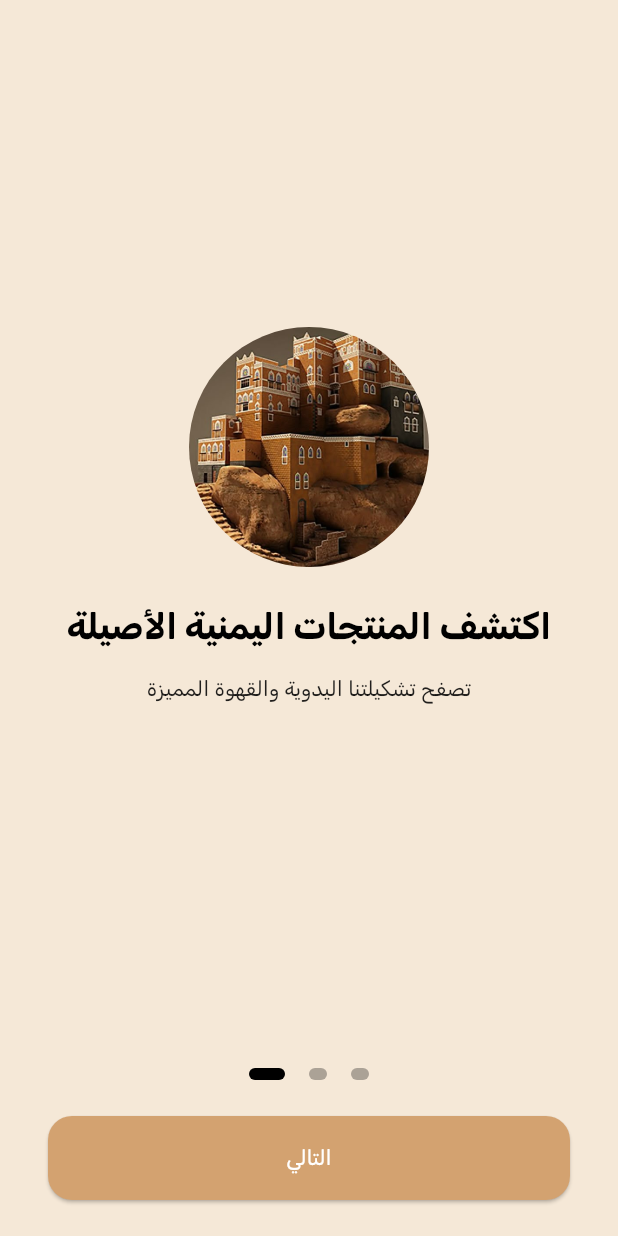
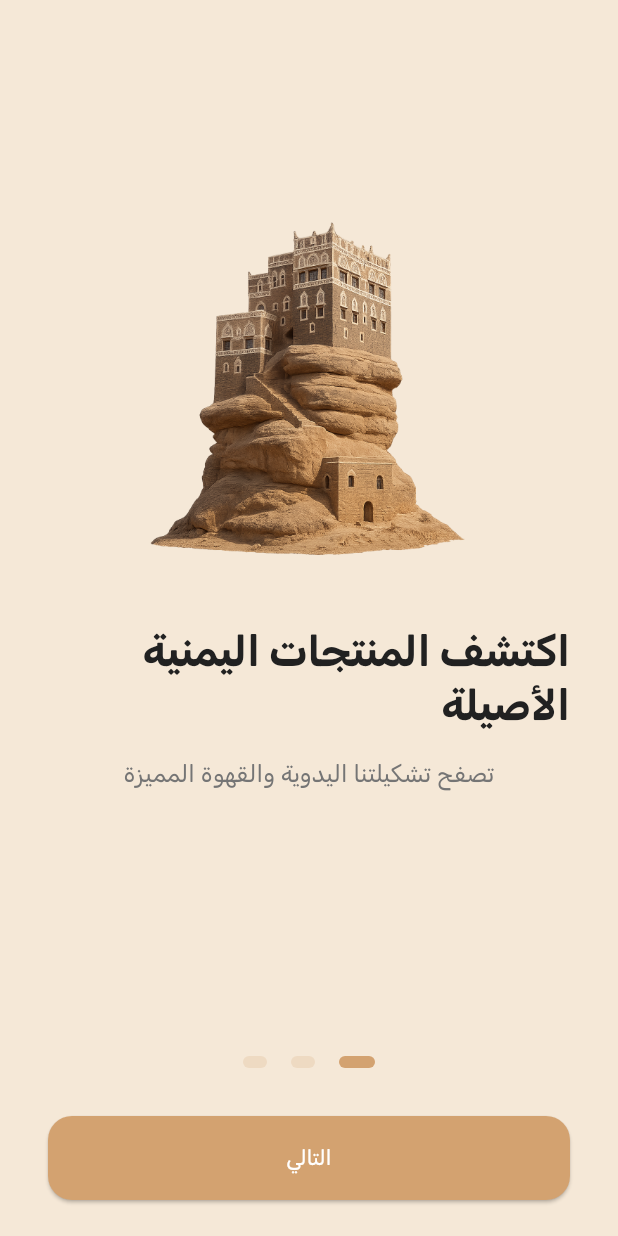
Before and after one commit to cloudy335/yemenshop, a Flutter app: the screen it shows after launch, on a phone screen of 412 x 824 dp. Run offline on Flutter 3.47's test engine with Material 3 defaults, Android fonts, the phone set to English and light mode, and no system bars; our stand-ins replace carousel_slider.

Commit message:
fix into

```diff
--- a/lib/features/authentication/presentation/pages/introduction.dart
+++ b/lib/features/authentication/presentation/pages/introduction.dart
@@ -1,4 +1,3 @@
-// lib/features/introduction/presentation/introduction_screen.dart
 import 'package:flutter/material.dart';
 import 'package:yemenshop/core/theme/design_system.dart';
 import 'package:yemenshop/core/theme/app_button.dart';
@@ -17,17 +16,17 @@ class _OnboardingScreenState extends State<OnboardingScreen> {
 
   final List<_Data> _data = [
     const _Data(
-      image: 'assets/images/oldSanaa.jpg',
+      image: 'assets/images/oldSanaa.png',
       title: 'اكتشف المنتجات اليمنية الأصيلة',
       subtitle: 'تصفح تشكيلتنا اليدوية والقهوة المميزة',
     ),
     const _Data(
-      image: 'assets/images/treeblood.jpg',
+      image: 'assets/images/treebloood.png',
       title: 'تسوق بسهولة وأمان',
       subtitle: 'دفع إلكتروني آمن وتوصيل سريع',
     ),
     const _Data(
-      image: 'assets/images/Aden.jpg',
+      image: 'assets/images/Aden.png',
       title: 'ادعم المنتج المحلي',
       subtitle: 'ساهم في دعم الحرفيين والحفاظ على التراث',
     ),
@@ -62,41 +61,47 @@ class _OnboardingScreenState extends State<OnboardingScreen> {
                       child: Column(
                         mainAxisAlignment: MainAxisAlignment.center,
                         children: [
-                          Semantics(
-                            label: 'صورة توضيحية لـ${slide.title}',
-                            child: ClipOval(
-                              child: SizedBox(
-                                width: AppSpacing.xl * 5,
-                                height: AppSpacing.xl * 5,
+                          Container(
+                            width: 240,
+                            height: 240,
+                            decoration: BoxDecoration(
+                              borderRadius: BorderRadius.circular(20),
+                            ),
+                            child: ClipRRect(
+                              borderRadius: BorderRadius.circular(20),
                               child: Image.asset(
                                 slide.image,
                                 fit: BoxFit.cover,
-                                  errorBuilder: (ctx, error, stack) =>
-                                      Container(
-                                    color: AppColors.secondary.withOpacity(0.1),
+                                errorBuilder: (ctx, error, stack) => Container(
+                                  color: AppColors.primary.withOpacity(0.1),
                                   child: const Icon(
-                                      Icons.error,
+                                    Icons.image_not_supported,
                                     color: AppColors.textOnPrimary,
+                                    size: 50,
                                   ),
                                 ),
                               ),
                             ),
                           ),
-                          ),
-                          SizedBox(height: AppSpacing.lg),
+                          const SizedBox(height: AppSpacing.xl),
                           Text(
                             slide.title,
-                            textAlign: TextAlign.center,
                             style: AppTextStyles.h2.copyWith(
-                              color: AppColors.secondary,
+                              color: AppColors.textPrimary,
+                              fontSize: 28,
                             ),
                           ),
-                          SizedBox(height: AppSpacing.md),
-                          Text(
+                          const SizedBox(height: AppSpacing.md),
+                          Padding(
+                            padding: const EdgeInsets.symmetric(
+                                horizontal: AppSpacing.lg),
+                            child: Text(
                               slide.subtitle,
                               textAlign: TextAlign.center,
                               style: AppTextStyles.body1.copyWith(
-                              color: Colors.black87,
+                                color: AppColors.textSecondary,
+                                fontSize: 16,
+                              ),
                             ),
                           ),
                         ],
@@ -105,32 +110,31 @@ class _OnboardingScreenState extends State<OnboardingScreen> {
                   },
                 ),
               ),
-              SizedBox(height: AppSpacing.lg),
+              const SizedBox(height: AppSpacing.xl),
               Directionality(
                 textDirection: TextDirection.ltr,
                 child: Row(
                   mainAxisAlignment: MainAxisAlignment.center,
                   children: List.generate(_data.length, (i) {
-                    final bool isActive = i == _currentPage;
+                    final activeDotIndex = _data.length - 1 - _currentPage;
                     return AnimatedContainer(
-                      duration: const Duration(milliseconds: 250),
+                      duration: const Duration(milliseconds: 300),
                       margin:
                           const EdgeInsets.symmetric(horizontal: AppSpacing.sm),
-                      width: isActive
-                          ? AppSpacing.lg
-                          : AppSpacing.sm + AppSpacing.xs,
+                      width:
+                          i == activeDotIndex ? AppSpacing.lg : AppSpacing.md,
                       height: AppSpacing.sm,
                       decoration: BoxDecoration(
-                        color: isActive
-                            ? AppColors.secondary
-                            : AppColors.secondary.withOpacity(0.3),
-                        borderRadius: BorderRadius.circular(AppRadius.small),
+                        color: i == activeDotIndex
+                            ? AppColors.primary
+                            : AppColors.primary.withOpacity(0.2),
+                        borderRadius: BorderRadius.circular(10),
                       ),
                     );
                   }),
                 ),
               ),
-              SizedBox(height: AppSpacing.lg),
+              const SizedBox(height: AppSpacing.xl),
               Padding(
                 padding: const EdgeInsets.symmetric(horizontal: AppSpacing.xl),
                 child: AppButton(
@@ -138,13 +142,14 @@ class _OnboardingScreenState extends State<OnboardingScreen> {
                       _currentPage < _data.length - 1 ? 'التالي' : 'ابدأ الآن',
                   onPressed: _currentPage < _data.length - 1
                       ? () => _pageController.nextPage(
-                            duration: const Duration(milliseconds: 400),
-                            curve: Curves.easeOut,
+                            duration: const Duration(milliseconds: 500),
+                            curve: Curves.easeInOut,
                           )
                       : _goHome,
+                  backgroundColor: AppColors.primary,
                 ),
               ),
-              SizedBox(height: AppSpacing.lg),
+              const SizedBox(height: AppSpacing.lg),
             ],
           ),
         ),
```
Also changed, not shown: lib/features/authentication/presentation/pages/HomeScreen.dart (added, +313 -0 lines), pubspec.yaml (+5 -5 lines), assets/images/Aden.jpg, assets/images/Aden.png (added), assets/images/oldSanaa.jpg (deleted), assets/images/oldSanaa.png (added), assets/images/treeblood.jpg (deleted), assets/images/treebloood.png (added), pubspec.lock, 23 other files. Lines whose indentation alone changed are shown as unchanged.
